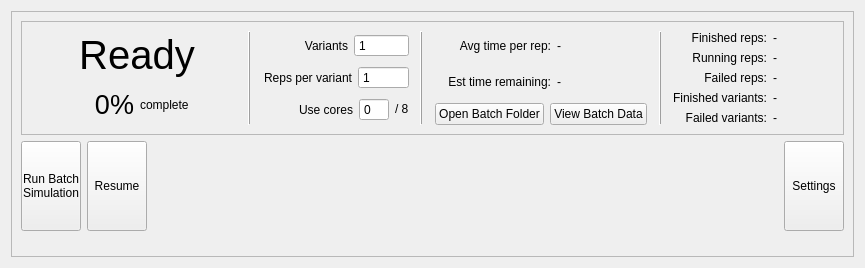
Qt form origame/gui/sim/batch/ui_files/batch_simulation_control_status.ui (DND-DRDC-RDDC/OS_ORIGAME) before a commit.
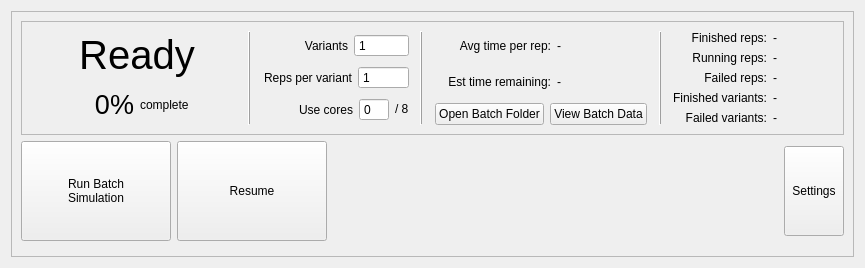
The same form after that commit. Icons and pictures are not drawn.

Commit message: fix buttons size to display text correctly

```diff
--- a/origame/gui/sim/batch/ui_files/batch_simulation_control_status.ui
+++ b/origame/gui/sim/batch/ui_files/batch_simulation_control_status.ui
@@ -739,14 +739,14 @@
           <widget class="QToolButton" name="run_abort_new_toolbutton">
            <property name="minimumSize">
             <size>
-             <width>60</width>
-             <height>90</height>
+             <width>150</width>
+             <height>100</height>
             </size>
            </property>
            <property name="maximumSize">
             <size>
-             <width>60</width>
-             <height>90</height>
+             <width>150</width>
+             <height>100</height>
             </size>
            </property>
            <property name="text">
@@ -772,14 +772,14 @@
           <widget class="QToolButton" name="play_pause_toolbutton">
            <property name="minimumSize">
             <size>
-             <width>60</width>
-             <height>90</height>
+             <width>150</width>
+             <height>100</height>
             </size>
            </property>
            <property name="maximumSize">
             <size>
-             <width>60</width>
-             <height>90</height>
+             <width>150</width>
+             <height>100</height>
             </size>
            </property>
            <property name="text">
```
The commit also changes 1 other file.
